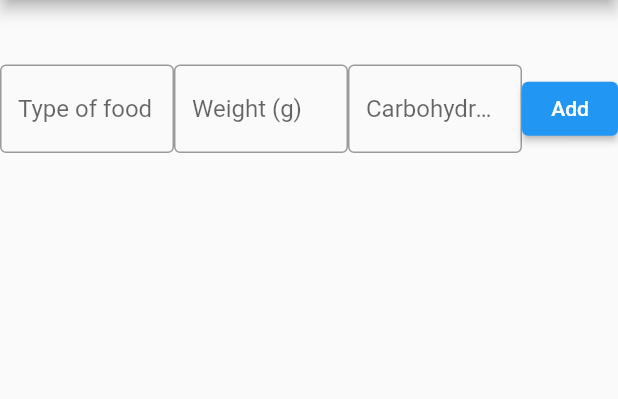
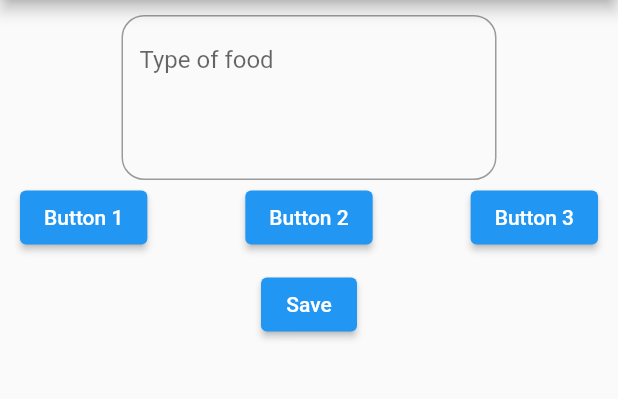
Before and after one commit to NicolajBP/P5Flutter, a Flutter app: the ReportNutrientIntakePage screen opened directly, on a phone screen of 412 x 824 dp, the part 84-483 px from its top. Run offline on Flutter 3.47's test engine with Material 2 defaults, Android fonts, the phone set to English and light mode, and no system bars; our stand-ins replace firebase_auth, firebase_core; accounts and stored records are empty.

Commit message:
newbuttons added

```diff
--- a/lib/report_nutrient_intake.dart
+++ b/lib/report_nutrient_intake.dart
@@ -38,49 +38,68 @@ class _ReportNutrientIntakePageState extends State<ReportNutrientIntakePage> {
       body: SingleChildScrollView(
         child: Column(
           // Tilføjer sådan set bare en søjle af widgets
-          children: [
-            // children tillader os at tilføje mere end én widget
-            // Image.asset("images/Google_screenshot.png"), // Indsætter et billede
-            const SizedBox(height: 10),
+            children: [
+              // children tillader os at tilføje mere end én widget
+    const SizedBox(height: 10),
+   Container(
+  width: 250, // Set the desired width
+  height: 110, // Set the desired height
+child:TextField(
+  decoration: InputDecoration(
+    border: OutlineInputBorder(
+      borderRadius: BorderRadius.circular(15.0), // Adjust the radius as needed
+    ),
+    hintText: 'Type of food',
+  ),
+  maxLines: 4,
+),
+   ),
+
+
+
+            const SizedBox(height: 1),
+
 
             Row(
-              // Tilføjer en række af widgets
-              mainAxisAlignment: MainAxisAlignment
-                  .center, // Centrerer vores widgets i vores row
-              children: [
-                const SizedBox(height: 125),
-                const Expanded(
-                  child: TextField(
-                    decoration: InputDecoration(
-                      border: OutlineInputBorder(),
-                      hintText: 'Type of food',
-                    ),
-                  ),
-                ),
-                const Expanded(
-                  child: TextField(
-                    decoration: InputDecoration(
-                      border: OutlineInputBorder(),
-                      hintText: 'Weight (g)',
-                    ),
-                  ),
-                ),
-                const Expanded(
-                  child: TextField(
-                    decoration: InputDecoration(
-                      border: OutlineInputBorder(),
-                      hintText: 'Carbohydrates (g)',
-                    ),
-                  ),
-                ),
-                ElevatedButton(
-                    onPressed: () {
-                      debugPrint(
-                          "Elevated Button"); //debugPrint fortæller hvad der skal vises i terminalen når vi trykker på knappen
-                    },
-                    child: const Text("Add")),
+            //skaber en rækker af widgets
+            mainAxisAlignment: MainAxisAlignment.spaceAround,
+            //centerer vores knapper
+
+            children: [
+            ElevatedButton(
+            onPressed: () {
+            debugPrint("Button 1 Clicked"); //viser at den bliver trukket i debug console
+            },
+            child: const Text("Button 1"),//tekst indenfor knappen
+            ),
+            const SizedBox(width: 12), // afstand mellem knapper
+
+            ElevatedButton(
+            onPressed: () {
+           debugPrint("Button 2 Clicked"); //viser at den bliver trukket i debug console
+            },
+            child: const Text("Button 2"),//tekst indenfor knappen
+            ),
+
+            const SizedBox(width: 12), // afstand mellem knapper
+
+
+            ElevatedButton(
+            onPressed: () {
+            debugPrint("Button 3 Clicked"); //viser at den bliver trukket i debug console
+            },
+            child: const Text("Button 3"),//tekst indenfor knappen
+              ),
               ],
             ),
+const SizedBox(height: 10),
+
+      ElevatedButton(
+        onPressed: () {
+          debugPrint("Save Button Clicked");
+        },
+        child: const Text("Save"),
+      )
           ],
         ),
       ),
```
